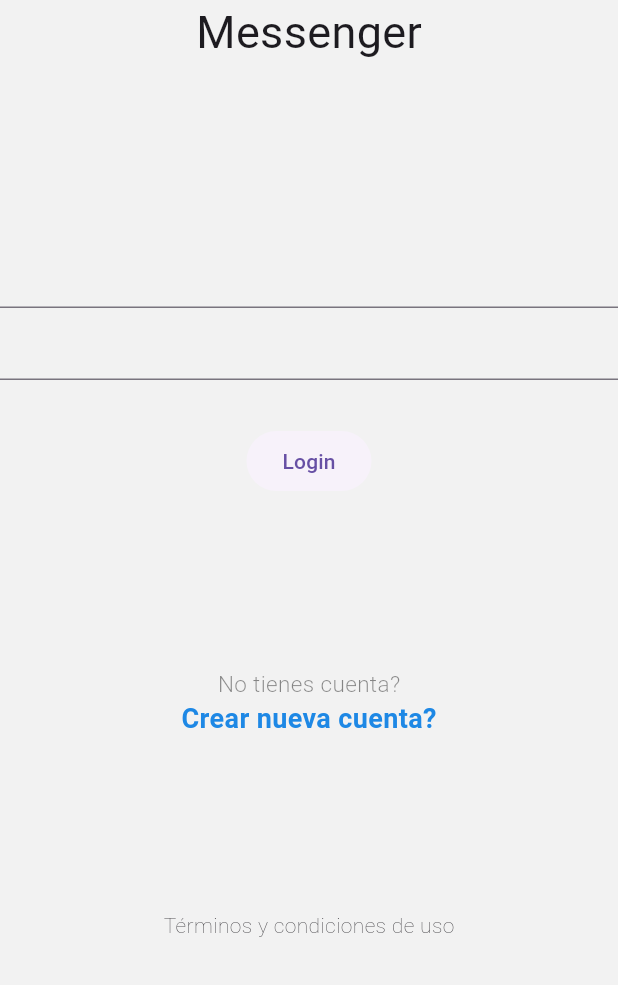
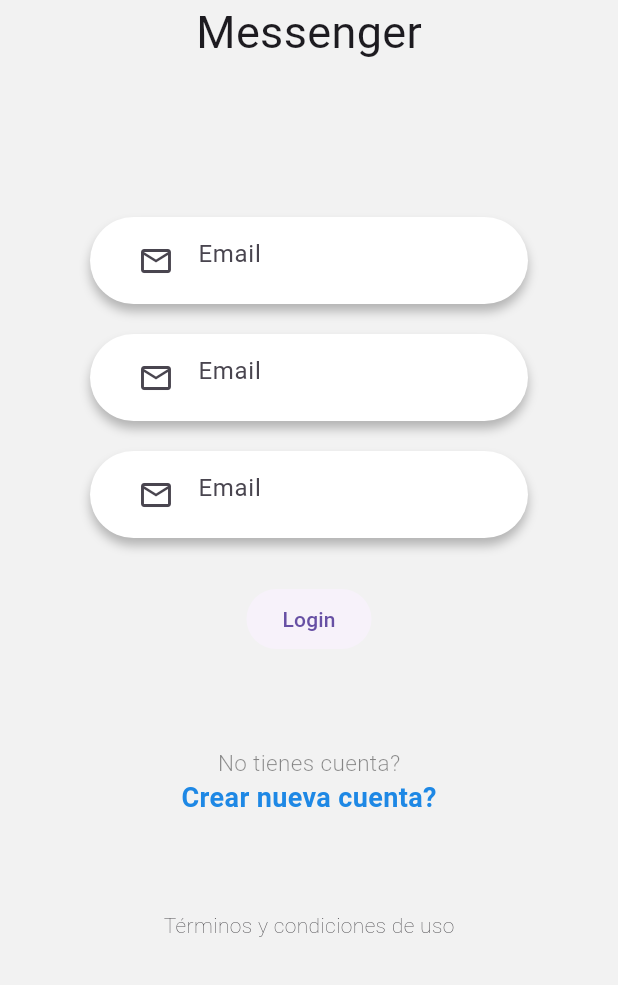
Before and after one commit to AndresCastilloPlata/Rolo-Chat, a Flutter app: the screen it shows after launch, on a phone screen of 412 x 824 dp, the part 251-1236 px from its top. Run offline on Flutter 3.47's test engine with Material 3 defaults, Android fonts, the phone set to English and light mode, and no system bars.

Commit message:
customizacion del TextField inicial

```diff
--- a/lib/pages/login_page.dart
+++ b/lib/pages/login_page.dart
@@ -1,4 +1,5 @@
 import 'package:flutter/material.dart';
+import 'package:rolo_chat/widgets/widgets.dart';
 
 class LoginPage extends StatelessWidget {
   const LoginPage({super.key});
@@ -61,13 +62,17 @@
 class __FormState extends State<_Form> {
   @override
   Widget build(BuildContext context) {
-    return Column(
+    return Container(
+      padding: EdgeInsets.symmetric(horizontal: 60),
+      margin: EdgeInsets.only(top: 40),
+
+      child: Column(
         // spacing: 20,
         children: [
-        TextField(),
-        TextField(),
-        SizedBox(height: 30),
-
+          CustomInput(),
+          CustomInput(),
+          CustomInput(),
+          SizedBox(height: 10),
           ElevatedButton(
             style: ButtonStyle(elevation: WidgetStateProperty.all(0)),
 
@@ -77,6 +82,7 @@
             child: const Text('Login'),
           ),
         ],
+      ),
     );
   }
 }
--- /dev/null
+++ b/lib/widgets/custom_input.dart
@@ -0,0 +1,31 @@
+import 'package:flutter/material.dart';
+
+class CustomInput extends StatelessWidget {
+  const CustomInput({super.key});
+
+  @override
+  Widget build(BuildContext context) {
+    return Container(
+      margin: EdgeInsets.only(bottom: 20),
+      padding: EdgeInsets.only(top: 5, bottom: 5, left: 20, right: 20),
+      decoration: BoxDecoration(
+        color: Colors.white,
+        borderRadius: BorderRadius.circular(30),
+        boxShadow: [
+          BoxShadow(color: Colors.black26, blurRadius: 5, offset: Offset(0, 5)),
+        ],
+      ),
+      child: TextField(
+        autocorrect: false,
+        keyboardType: TextInputType.emailAddress,
+        // obscureText: true,
+        decoration: InputDecoration(
+          focusedBorder: InputBorder.none,
+          prefixIcon: Icon(Icons.email_outlined),
+          border: InputBorder.none,
+          hintText: 'Email',
+        ),
+      ),
+    );
+  }
+}
--- /dev/null
+++ b/lib/widgets/widgets.dart
@@ -0,0 +1 @@
+export 'custom_input.dart';
```
Lines whose indentation alone changed are shown as unchanged.
